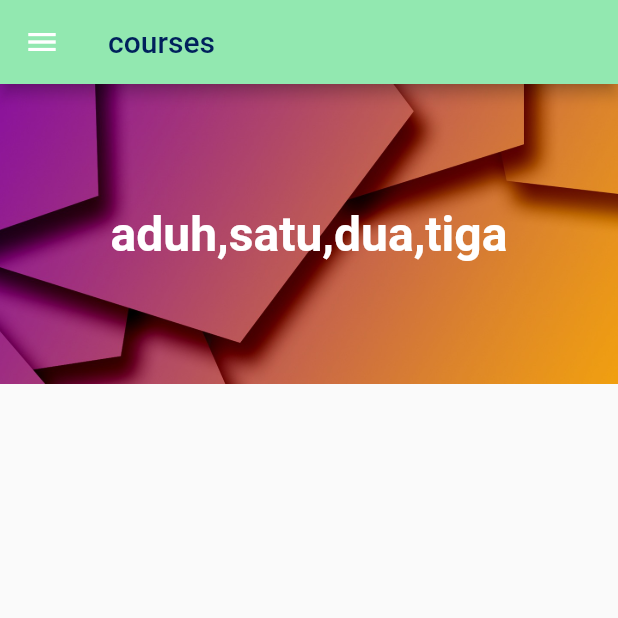
After one commit to Insta-x/start-in-mobile, a Flutter app: the Courses screen opened directly, on a phone screen of 412 x 824 dp, the top half of it. The commit adds this screen. Run offline on Flutter 3.47's test engine with Material 2 defaults, Android fonts, the phone set to English and light mode, and no system bars.

Commit message:
habis melakukan routing

```diff
--- /dev/null
+++ b/lib/pages/courses/courses.dart
@@ -0,0 +1,48 @@
+import 'package:flutter/material.dart';
+import 'package:start_in_mobile/widgets/drawer.dart';
+
+class Courses extends StatefulWidget {
+  const Courses({super.key});
+
+  @override
+  _CoursesState createState() => _CoursesState();
+}
+
+class _CoursesState extends State<Courses> {
+  Widget build(BuildContext context) {
+    return Scaffold(
+      appBar: AppBar(
+        title: const Text(
+          "courses",
+          style: TextStyle(color: Color.fromARGB(255, 0, 32, 92))
+        ),
+        backgroundColor:  Color.fromARGB(255,146, 232, 176),
+      ),
+      drawer: const AppDrawer(),
+      body: SingleChildScrollView(
+        child: SizedBox(
+          width: MediaQuery.of(context).size.width,
+          child: Column(
+            children:  [
+              Container(width: double.infinity,
+              height: 200.0,
+              decoration:
+                const BoxDecoration(
+                  image: DecorationImage(
+                    image: AssetImage("assets/images/inforum-banner.jpg"),
+                    fit: BoxFit.cover
+                )),
+              child: const Center(
+                child: Text(
+                  "aduh,satu,dua,tiga",
+                  style: TextStyle(
+                    color: Colors.white,
+                    fontWeight: FontWeight.bold,
+                    fontSize: 32.0)),
+                  ),)
+            ]
+          ),
+        ),
+      ));
+  }
+}
--- a/lib/widgets/drawer.dart
+++ b/lib/widgets/drawer.dart
@@ -1,3 +1,4 @@
+import 'package:start_in_mobile/pages/courses/courses.dart';
 import 'package:start_in_mobile/pages/projects/projects.dart';
 import 'package:flutter/material.dart';
 import 'package:start_in_mobile/pages/inforum/inforum.dart';
@@ -44,6 +45,16 @@ class _AppDrawerState extends State<AppDrawer> {
               );
             },
           ),
+          ListTile(
+            title: const Text('Courses'),
+            onTap: () {
+              // Route menu ke halaman utama
+              Navigator.pushReplacement(
+                context,
+                MaterialPageRoute(builder: (context) => const Courses()),
+              );
+            },
+          ),
         ],
       ),
     );
```
